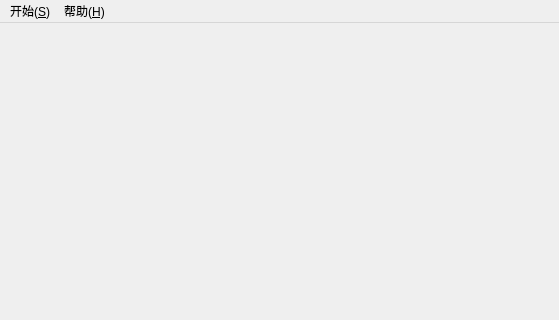
Booooooooooo/gobang, file mainwindow.ui: the form before one commit; both pictures show x 0 to 559 and y 0 to 320 of the 559 by 685 pixel window.
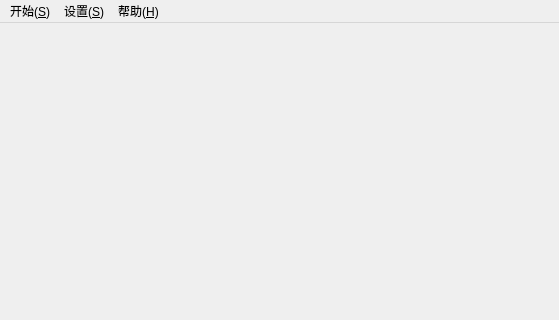
The form after the commit. Icons and pictures are not drawn.

The edit to the form file:
```diff
--- a/mainwindow.ui
+++ b/mainwindow.ui
@@ -89,7 +89,14 @@
     </property>
     <addaction name="actionAbout"/>
    </widget>
+   <widget class="QMenu" name="menu_S_2">
+    <property name="title">
+     <string>设置(&amp;S)</string>
+    </property>
+    <addaction name="actionSound_M"/>
+   </widget>
    <addaction name="menu_S"/>
+   <addaction name="menu_S_2"/>
    <addaction name="menu_H"/>
   </widget>
   <widget class="QStatusBar" name="statusBar"/>
```
Left out of the diff: 5 changed lines with no effect on the pictures.
